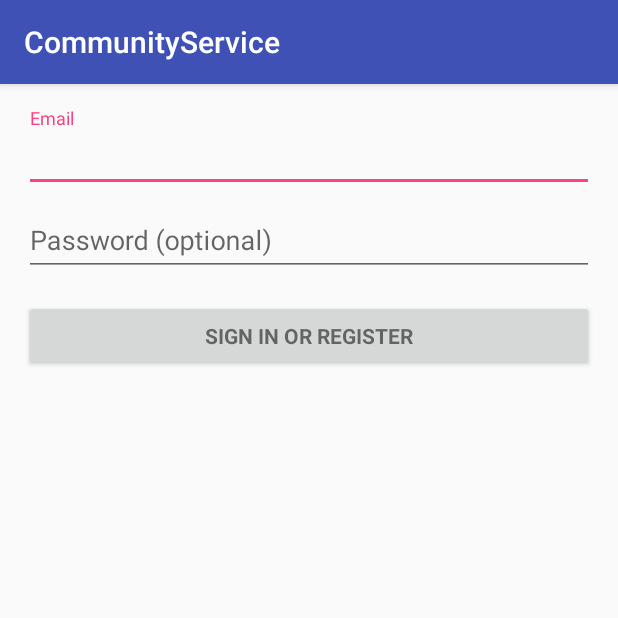
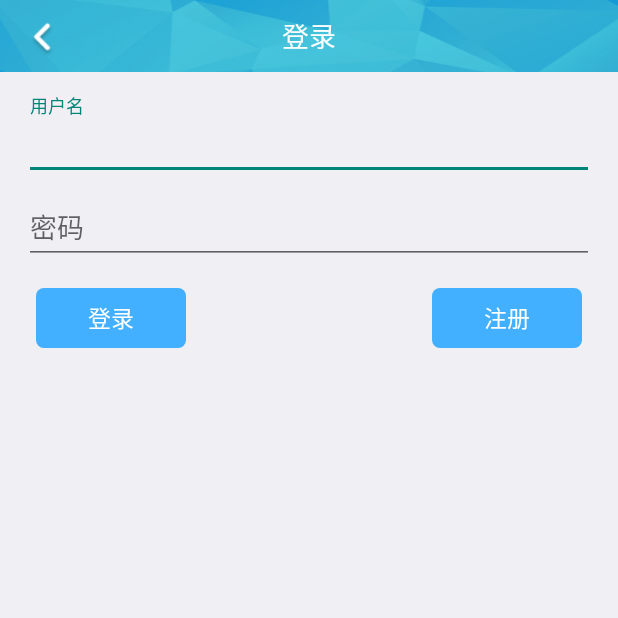
Before and after one commit to xingyun1992/CommunityService, an Android app: the screen it shows after launch (LoginActivity), on a phone screen of 412 x 824 dp, the top half of it. Run offline under Robolectric (Android 15) with nearby library versions, the phone set to English and light mode, and no system bars; libraries missing offline, so code that uses them is left out: io.netty.bootstrap, io.netty.buffer, io.netty.channel; 3 statements that could not run were skipped.

Commit message:
注册，登录页面优化

```diff
--- a/app/src/main/AndroidManifest.xml
+++ b/app/src/main/AndroidManifest.xml
@@ -21,7 +21,8 @@
                 <category android:name="android.intent.category.LAUNCHER" />
             </intent-filter>
         </activity>
-        <activity android:name=".activity.ChatListActivity"></activity>
+        <activity android:name=".activity.ChatListActivity" />
+        <activity android:name=".activity.RegisterActivity"></activity>
     </application>
 
 </manifest>
--- a/app/src/main/java/com/sz/communityservice/activity/LoginActivity.java
+++ b/app/src/main/java/com/sz/communityservice/activity/LoginActivity.java
@@ -3,8 +3,8 @@ package com.sz.communityservice.activity;
 import android.content.Intent;
 import android.view.View;
 import android.widget.AutoCompleteTextView;
-import android.widget.Button;
 import android.widget.EditText;
+import android.widget.TextView;
 
 import com.google.gson.Gson;
 import com.sz.communityservice.R;
@@ -15,6 +15,7 @@ import com.sz.communityservice.bean.LoginBean;
 import com.sz.communityservice.bean.MsgObject;
 import com.sz.communityservice.immanage.ChatClient;
 import com.sz.communityservice.immanage.MsgManage;
+import com.sz.communityservice.utils.SharePreferencesUtils;
 import com.sz.communityservice.utils.Utils;
 
 /**
@@ -24,14 +25,16 @@ public class LoginActivity extends BaseActivity {
 
     private AutoCompleteTextView email;
     private EditText etpassword;
-    private Button emailSignInButton;
+    private TextView emailSignInButton,register_in_button;
 
     @Override
     protected void initView() {
         setContentView(R.layout.activity_login);
+        initTitle("登录");
         email = (AutoCompleteTextView) findViewById(R.id.email);
         etpassword = (EditText) findViewById(R.id.password);
-        emailSignInButton = (Button) findViewById(R.id.email_sign_in_button);
+        emailSignInButton = (TextView) findViewById(R.id.email_sign_in_button);
+        register_in_button = (TextView) findViewById(R.id.register_in_button);
     }
 
     @Override
@@ -46,28 +49,34 @@ public class LoginActivity extends BaseActivity {
                 ChatClient.getIntance(LoginActivity.this).sendMessage(MsgManage.createLoginMsg(username,password));
             }
         });
+
+        register_in_button.setOnClickListener(new View.OnClickListener() {
+            @Override
+            public void onClick(View v) {
+                startActivity(new Intent(mActivity,RegisterActivity.class));
+            }
+        });
     }
 
     @Override
     protected void initData() {
-
+        email.setText(SharePreferencesUtils.getUsername(this));
     }
 
     public void onEventMainThread(MsgObject msg) {
-//        Toast.makeText(this, msg.getM(), Toast.LENGTH_SHORT).show();
         if (CmdEnum.LOGIN.getCmd()==msg.getC()){
             //登录
             LoginBean loginBean = new Gson().fromJson(msg.getM(),LoginBean.class);
             if (loginBean.flag.equals("true")){
                 //登录成功
                 MyApplication.mGlobalValue.userid = email.getText().toString();
+                SharePreferencesUtils.setUsername(this,email.getText().toString());
                 Intent intent = new Intent(this,ChatListActivity.class);
                 startActivity(intent);
             }
             Utils.showToast(this,loginBean.msg);
         }
 
-
     }
 
 }
--- a/app/src/main/java/com/sz/communityservice/base/BaseActivity.java
+++ b/app/src/main/java/com/sz/communityservice/base/BaseActivity.java
@@ -3,6 +3,11 @@ package com.sz.communityservice.base;
 import android.app.Activity;
 import android.os.Bundle;
 import android.support.v7.app.AppCompatActivity;
+import android.view.View;
+import android.widget.ImageView;
+import android.widget.TextView;
+
+import com.sz.communityservice.R;
 
 import de.greenrobot.event.EventBus;
 
@@ -12,6 +17,9 @@ import de.greenrobot.event.EventBus;
 public abstract class BaseActivity extends AppCompatActivity {
 
     protected Activity mActivity;
+    protected ImageView iv_back;
+    protected TextView tv_title;
+
 
     @Override
     protected void onCreate(Bundle savedInstanceState) {
@@ -28,6 +36,17 @@ public abstract class BaseActivity extends AppCompatActivity {
     protected abstract void initListener() ;
     protected abstract void initData() ;
 
+    protected void initTitle(String title){
+        tv_title = (TextView) findViewById(R.id.tv_title);
+        iv_back = (ImageView) findViewById(R.id.iv_back);
+        tv_title.setText(title);
+        iv_back.setOnClickListener(new View.OnClickListener() {
+            @Override
+            public void onClick(View v) {
+                finish();
+            }
+        });
+    }
 
     @Override
     protected void onDestroy() {
--- /dev/null
+++ b/app/src/main/res/drawable/back_select.xml
@@ -0,0 +1,7 @@
+<?xml version="1.0" encoding="utf-8"?>
+<selector xmlns:android="http://schemas.android.com/apk/res/android" >
+ <item android:state_pressed="false"  android:drawable="@mipmap/browser_back_dn" />
+    <item android:state_pressed="true"   android:drawable="@mipmap/browser_back" />
+    <item android:state_focused="true"    android:drawable="@mipmap/browser_back" />
+    <item android:drawable="@mipmap/browser_back_dn" />
+</selector>
--- /dev/null
+++ b/app/src/main/res/drawable/bg_button_selector.xml
@@ -0,0 +1,26 @@
+<?xml version="1.0" encoding="utf-8"?>
+<selector xmlns:android="http://schemas.android.com/apk/res/android">
+
+    <item android:state_focused="true">
+        <shape android:shape="rectangle">
+            <corners android:radius="7.5px"/>
+            <solid android:color="@color/buttoncolor_n"></solid>
+        </shape>
+    </item>
+
+
+    <item android:state_pressed="true">
+        <shape android:shape="rectangle">
+            <corners android:radius="7.5px"/>
+            <solid android:color="@color/buttoncolor_n"></solid>
+        </shape>
+    </item>
+
+    <item>
+        <shape>
+            <corners android:radius="7.5px"/>
+            <solid android:color="@color/buttoncolor"></solid>
+        </shape>
+    </item>
+
+</selector>
--- a/app/src/main/res/layout/activity_login.xml
+++ b/app/src/main/res/layout/activity_login.xml
@@ -4,29 +4,17 @@
     android:layout_height="match_parent"
     android:gravity="center_horizontal"
     android:orientation="vertical"
-    android:paddingBottom="@dimen/activity_vertical_margin"
-    android:paddingLeft="@dimen/activity_horizontal_margin"
-    android:paddingRight="@dimen/activity_horizontal_margin"
-    android:paddingTop="@dimen/activity_vertical_margin"
+    android:background="@color/all_background"
     tools:context=".activity.LoginActivity">
 
-    <!-- Login progress -->
-    <ProgressBar
-        android:id="@+id/login_progress"
-        style="?android:attr/progressBarStyleLarge"
-        android:layout_width="wrap_content"
-        android:layout_height="wrap_content"
-        android:layout_marginBottom="8dp"
-        android:visibility="gone" />
+    <include layout="@layout/layout_title"/>
 
-    <ScrollView
-        android:id="@+id/login_form"
-        android:layout_width="match_parent"
-        android:layout_height="match_parent">
+
 
         <LinearLayout
             android:id="@+id/email_login_form"
             android:layout_width="match_parent"
+            android:layout_margin="16dp"
             android:layout_height="wrap_content"
             android:orientation="vertical">
 
@@ -38,7 +26,7 @@
                     android:id="@+id/email"
                     android:layout_width="match_parent"
                     android:layout_height="wrap_content"
-                    android:hint="@string/prompt_email"
+                    android:hint="用户名"
                     android:inputType="textEmailAddress"
                     android:maxLines="1"
                     android:singleLine="true" />
@@ -53,7 +41,7 @@
                     android:id="@+id/password"
                     android:layout_width="match_parent"
                     android:layout_height="wrap_content"
-                    android:hint="@string/prompt_password"
+                    android:hint="密码"
                     android:imeActionId="@+id/login"
                     android:imeActionLabel="@string/action_sign_in_short"
                     android:imeOptions="actionUnspecified"
@@ -63,15 +51,33 @@
 
             </android.support.design.widget.TextInputLayout>
 
-            <Button
-                android:id="@+id/email_sign_in_button"
-                style="?android:textAppearanceSmall"
-                android:layout_width="match_parent"
-                android:layout_height="wrap_content"
+            <LinearLayout
+                android:layout_width="wrap_content"
+                android:layout_gravity="center"
                 android:layout_marginTop="16dp"
-                android:text="@string/action_sign_in"
-                android:textStyle="bold" />
+                android:layout_marginLeft="8dp"
+                android:layout_marginRight="8dp"
+                android:layout_height="wrap_content">
+                <TextView
+                    android:id="@+id/email_sign_in_button"
+                    style="@style/buttonStyle"
+                    android:text="登录"
+                    />
+
+                <View
+                    android:layout_width="0dp"
+                    android:layout_height="0dp"
+                    android:layout_weight="1"/>
+
+                <TextView
+                    android:id="@+id/register_in_button"
+                    style="@style/buttonStyle"
+                    android:text="注册"
+                    />
+            </LinearLayout>
+
+
 
         </LinearLayout>
-    </ScrollView>
+
 </LinearLayout>
--- /dev/null
+++ b/app/src/main/res/layout/layout_title.xml
@@ -0,0 +1,33 @@
+<?xml version="1.0" encoding="utf-8"?>
+<RelativeLayout xmlns:android="http://schemas.android.com/apk/res/android"
+    android:id="@+id/rl_title"
+    android:layout_width="match_parent"
+    android:layout_height="48dp"
+    android:layout_alignParentLeft="true"
+    android:layout_alignParentTop="true"
+    android:background="@mipmap/bg_title" >
+
+    <TextView
+        android:id="@+id/tv_title"
+        android:layout_width="match_parent"
+        android:layout_height="wrap_content"
+        android:layout_centerHorizontal="true"
+        android:layout_centerVertical="true"
+        android:gravity="center"
+        android:singleLine="true"
+        android:layout_marginLeft="60dp"
+        android:layout_marginRight="60dp"
+        android:textColor="#fff"
+        android:textSize="18sp" />
+
+
+     <ImageView
+        android:id="@+id/iv_back"
+        android:layout_width="40dp	"
+        android:layout_height="40dp"
+        android:layout_alignParentLeft="true"
+        android:layout_centerVertical="true"
+        android:layout_marginLeft="8dp"
+        android:src="@drawable/back_select" />
+
+</RelativeLayout>
--- a/app/src/main/res/values/colors.xml
+++ b/app/src/main/res/values/colors.xml
@@ -3,4 +3,13 @@
     <color name="colorPrimary">#3F51B5</color>
     <color name="colorPrimaryDark">#303F9F</color>
     <color name="colorAccent">#FF4081</color>
+
+    <color name="white">#ffffff</color>
+    <color name="black">#000000</color>
+
+    <color name="buttoncolor">#42B0FF</color>
+    <color name="buttoncolor_n">#0066CC</color>
+    <color name="all_background">#EFEFF4</color>
+    <color name="hint_gray">#ffbebec3</color>
+
 </resources>
--- a/app/src/main/res/values/styles.xml
+++ b/app/src/main/res/values/styles.xml
@@ -1,11 +1,29 @@
 <resources>
 
     <!-- Base application theme. -->
-    <style name="AppTheme" parent="Theme.AppCompat.Light.DarkActionBar">
+    <style name="AppTheme" parent="Theme.AppCompat.Light.NoActionBar">
         <!-- Customize your theme here. -->
-        <item name="colorPrimary">@color/colorPrimary</item>
-        <item name="colorPrimaryDark">@color/colorPrimaryDark</item>
-        <item name="colorAccent">@color/colorAccent</item>
+
+    </style>
+
+    <style name="buttonStyle">
+        <item name="android:textColor">@color/white</item>
+        <item name="android:textSize">15sp</item>
+        <item name="android:layout_width">100dp</item>
+        <item name="android:layout_height">40dp</item>
+        <item name="android:gravity">center</item>
+        <item name="android:background">@drawable/bg_button_selector</item>
+
+    </style>
+
+    <style name="edittextStyle">
+        <item name="android:textSize">16sp</item>
+        <item name="android:textColor">@color/black</item>
+        <item name="android:textColorHint">@color/hint_gray</item>
+        <item name="android:singleLine">true</item>
+        <item name="android:gravity">center_vertical</item>
+        <item name="android:background">@null</item>
+        <item name="android:paddingLeft">8dp</item>
     </style>
 
 </resources>
```
Also changed, not shown: app/src/main/java/com/sz/communityservice/activity/ChatListActivity.java (+7 -0 lines), app/src/main/java/com/sz/communityservice/activity/RegisterActivity.java (added, +50 -0 lines), app/src/main/java/com/sz/communityservice/utils/SharePreferencesUtils.java (added, +33 -0 lines), app/src/main/java/com/sz/communityservice/utils/SysInfo.java (added, +90 -0 lines), app/src/main/java/com/sz/communityservice/utils/Utils.java (+60 -0 lines), app/src/main/res/drawable/bg_edittext.xml (added, +10 -0 lines), app/src/main/res/layout/activity_register.xml (added, +82 -0 lines), app/src/main/res/mipmap-xhdpi/bg_title.png (added), app/src/main/res/mipmap-xhdpi/browser_back.png (added), app/src/main/res/mipmap-xhdpi/browser_back_dn.png (added), app/src/main/res/mipmap-xhdpi/browser_forword.png (added).
